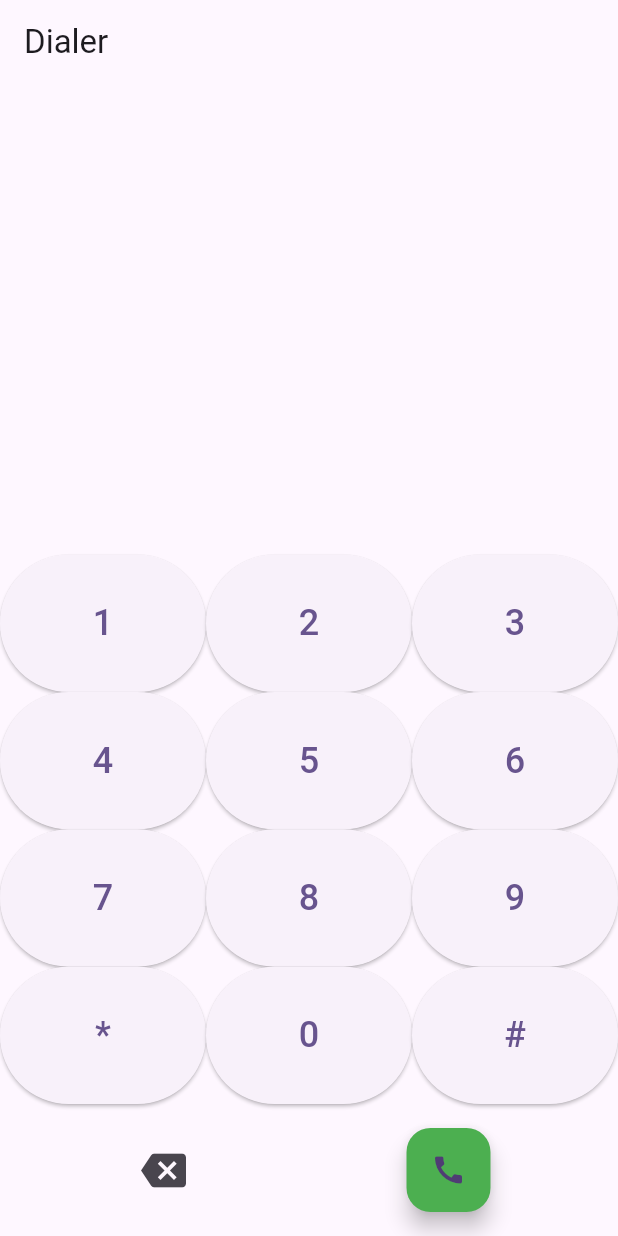
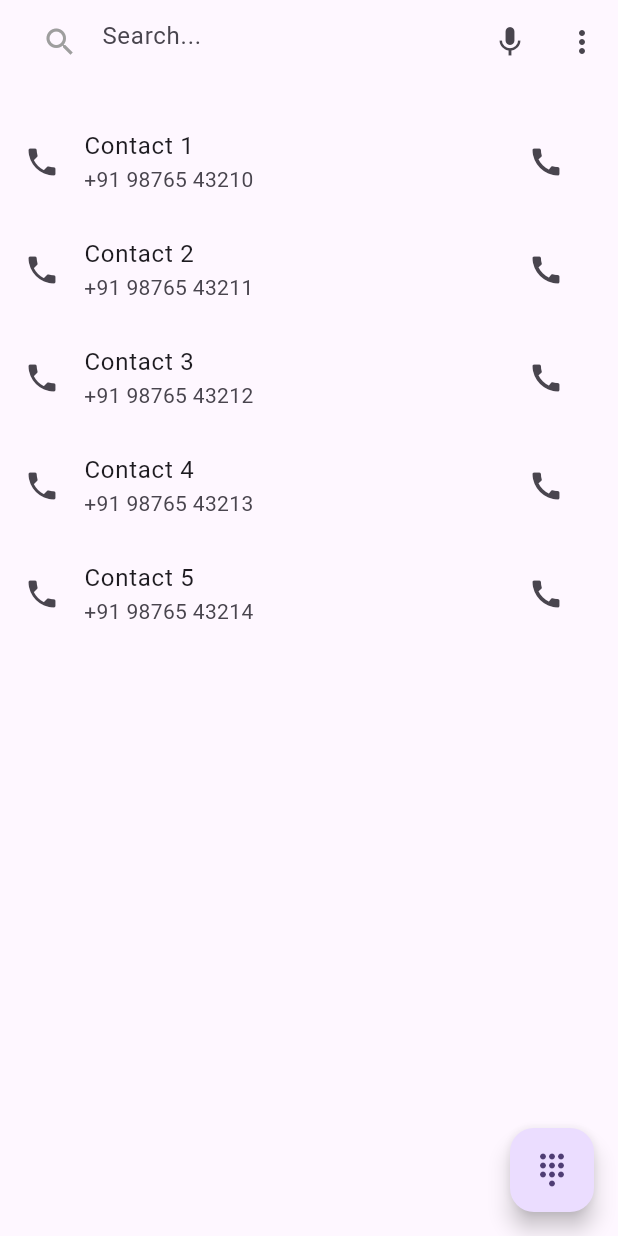
Before and after one commit to Kotresh162/dialer_app, a Flutter app: the screen it shows after launch, on a phone screen of 412 x 824 dp. Run offline on Flutter 3.47's test engine with Material 3 defaults, Android fonts, the phone set to English and light mode, and no system bars; our stand-ins replace get.

Commit message:
daiper-pad

```diff
--- a/analysis_options.yaml
+++ b/analysis_options.yaml
@@ -9,7 +9,8 @@
 # packages, and plugins designed to encourage good coding practices.
 analyzer:
   errors:
-    file_names: ignore ignore
+    file_names: ignore
+    prefer_const_constructors: ignore
 include: package:flutter_lints/flutter.yaml
 
 linter:
--- a/lib/screens/dailer.dart
+++ b/lib/screens/dailer.dart
@@ -1,84 +1,64 @@
-import 'package:dailer/controller/DialerController.dart';
+import 'package:dailer/screens/dailpad.dart';
 import 'package:flutter/material.dart';
 import 'package:get/get.dart';
 import 'package:url_launcher/url_launcher.dart'; // For making phone calls
+import 'package:dailer/controller/DialerController.dart';
 
 class DialerScreen extends StatelessWidget {
   final DialerController controller = Get.put(DialerController());
 
   @override
   Widget build(BuildContext context) {
-    return Scaffold(
-      appBar: AppBar(title: Text("Dialer")),
-      body: Column(
-        children: [
-          // Display Phone Number
-          Expanded(
-            child: Center(
-              child: Obx(() => Text(
-                    controller.phoneNumber.value,
-                    style: TextStyle(fontSize: 32, fontWeight: FontWeight.bold),
-                  )),
+    return GestureDetector(
+      onTap: () {
+        FocusScope.of(context).unfocus(); // Dismiss keyboard when tapping outside
+      },
+      child: Scaffold(
+        appBar: AppBar(
+          title: TextField(
+            decoration: InputDecoration(
+              hintText: 'Search...',
+              border: InputBorder.none,
+              prefixIcon: Icon(Icons.search, color: Colors.grey), // Search icon inside TextField
             ),
           ),
+          actions: [
+            IconButton(icon: Icon(Icons.mic), onPressed: () {}),
+            IconButton(icon: Icon(Icons.more_vert), onPressed: () {}),
+          ],
+        ),
 
-          // Dial Pad
-          GridView.builder(
-            shrinkWrap: true,
-            itemCount: 12,
-            gridDelegate: SliverGridDelegateWithFixedCrossAxisCount(
-              crossAxisCount: 3,
-              childAspectRatio: 1.5,
+        body: Column(
+          children: [
+
+            Padding(
+              padding: const EdgeInsets.all(8.0),
             ),
-            itemBuilder: (context, index) {
-              List<String> buttons = [
-                "1", "2", "3",
-                "4", "5", "6",
-                "7", "8", "9",
-                "*", "0", "#"
-              ];
-              return ElevatedButton(
-                onPressed: () => controller.addDigit(buttons[index]),
-                child: Text(
-                  buttons[index],
-                  style: TextStyle(fontSize: 24),
+            Expanded(
+              child: ListView.builder(
+                itemCount: 5,
+                itemBuilder: (context, index) => ListTile(
+                  leading: Icon(Icons.phone),
+                  title: Text("Contact ${index + 1}"),
+                  subtitle: Text("+91 98765 4321${index}"),
+                  trailing: IconButton(
+                    icon: Icon(Icons.call),
+                    onPressed: () {
+                      launchUrl(Uri(scheme: 'tel', path: "+91 98765 4321${index}"));
+                    },
+                  ),
                 ),
-              );
-            },
-          ),
-
-          // Call & Delete Buttons
-          Padding(
-            padding: const EdgeInsets.all(16.0),
-            child: Row(
-              mainAxisAlignment: MainAxisAlignment.spaceAround,
-              children: [
-                // Delete Button
-                IconButton(
-                  icon: Icon(Icons.backspace, size: 30),
-                  onPressed: controller.deleteDigit,
-                ),
-
-                // Call Button
-                FloatingActionButton(
-                  onPressed: () async {
-                    final number = controller.phoneNumber.value;
-                    if (number.isNotEmpty) {
-                      final url = "tel:$number";
-                      if (await canLaunch(url)) {
-                        await launch(url);
-                      } else {
-                        print("Cannot launch dialer");
-                      }
-                    }
-                  },
-                  child: Icon(Icons.call),
-                  backgroundColor: Colors.green,
-                ),
-              ],
+              ),
             ),
-          ),
-        ],
+          ],
+        ),
+        floatingActionButton: FloatingActionButton(
+          child: Icon(Icons.dialpad),
+          onPressed: () {
+            Get.dialog(DialerPad());
+          },
+        ),
+        floatingActionButtonLocation: FloatingActionButtonLocation.endFloat,
       ),
     );
   }
```
Also changed, not shown: lib/main.dart (+3 -51 lines), lib/screens/dailpad.dart (added, +98 -0 lines).
